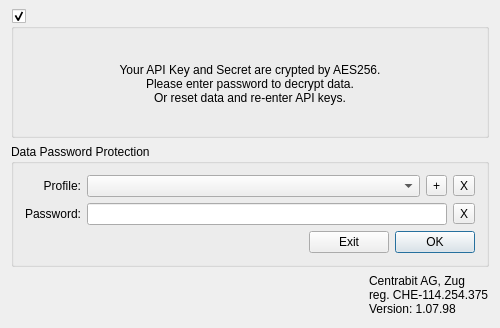
The window that src/login/passworddialog.ui (JulyIghor/QtBitcoinTrader) describes before a commit, drawn with Qt 5.
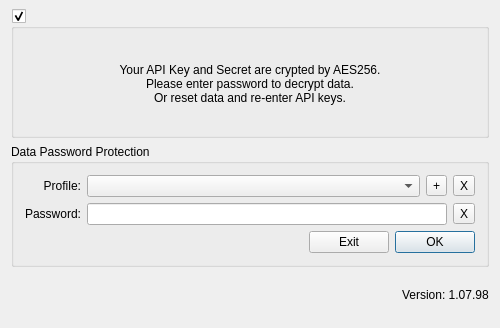
The same window after the commit. Icons and pictures are not drawn.

```diff
--- a/src/login/passworddialog.ui
+++ b/src/login/passworddialog.ui
@@ -293,9 +293,7 @@
      <item>
       <widget class="QLabel" name="label_info">
        <property name="text">
-        <string>Centrabit AG, Zug
-reg. CHE-114.254.375
-Version: 1.07.98</string>
+        <string>Version: 1.07.98</string>
        </property>
        <property name="margin">
         <number>0</number>
```
